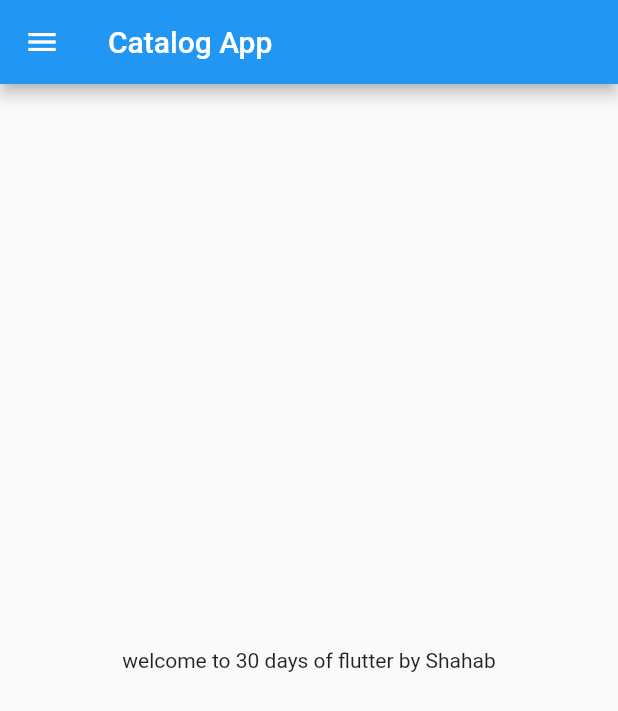
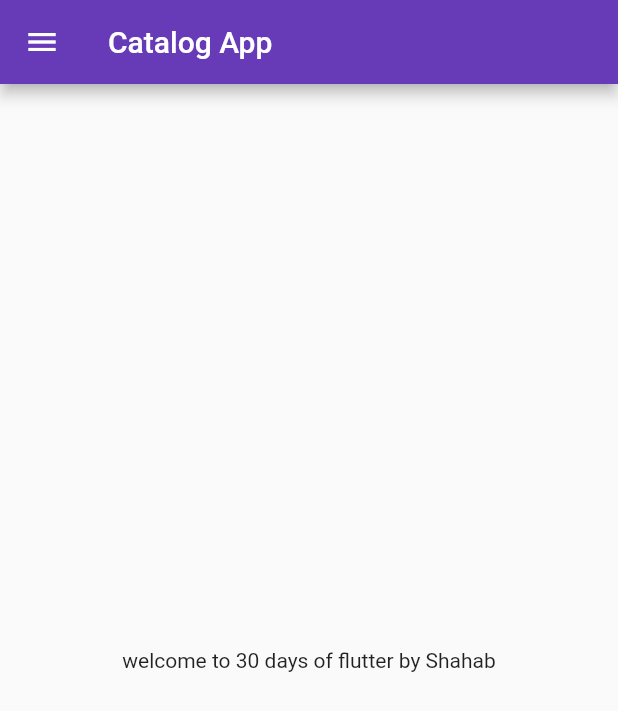
Before and after one commit to shahabEsaqib/30DaysOfFlutterByShahab, a Flutter app: the screen it shows after launch, on a phone screen of 412 x 824 dp. Shown: the top 711 px of the screen. Run offline on Flutter 3.47's test engine with Material 2 defaults, Android fonts, the phone set to English and light mode, and no system bars.

Commit message:
day 3 completed

```diff
--- a/lib/main.dart
+++ b/lib/main.dart
@@ -1,17 +1,27 @@
+import 'package:demo_project/pages/login.dart';
 import 'package:flutter/material.dart';
 
-import 'home_page.dart';
+import 'pages/home_page.dart';
 
 void main() {
   runApp(MyApp());
 }
 
 class MyApp extends StatelessWidget {
-
   @override
   Widget build(BuildContext context) {
     return MaterialApp(
-      home: HomePage(),
+      themeMode: ThemeMode.light,
+      theme: ThemeData(primarySwatch: Colors.deepPurple),
+      darkTheme: ThemeData(
+        brightness: Brightness.dark,
+      ),
+      initialRoute: "/home",
+      routes: {
+        "/": (context) => LoginPage(),
+        "/home": (context) => HomePage(),
+        "/login": (context) => LoginPage()
+        },
     );
   }
 }
```
Also changed, not shown: lib/pages/login.dart (added, +19 -0 lines), lib/pages/home_page.dart (renamed from lib/home_page.dart).
